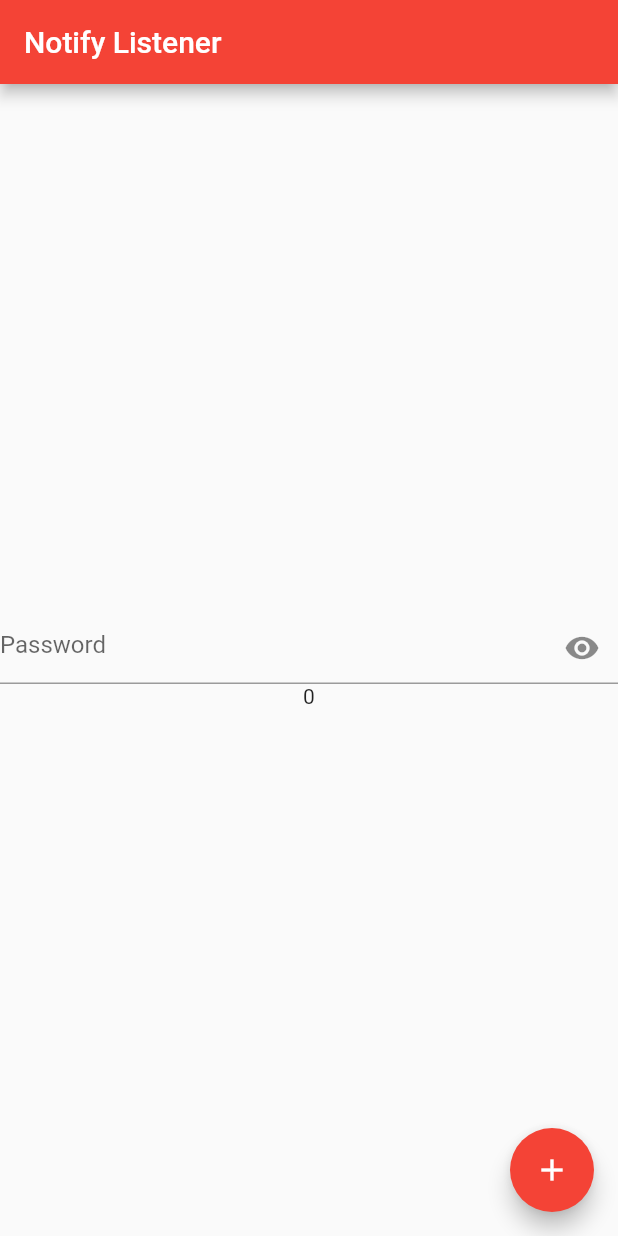
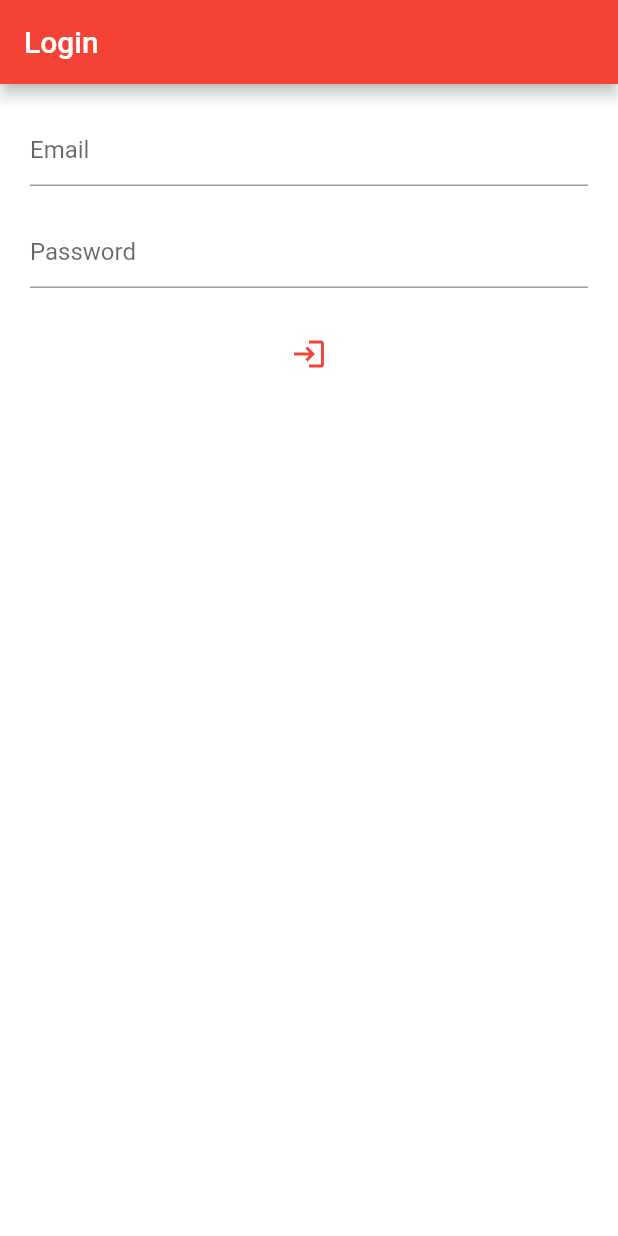
Before and after one commit to VivekJung/provider_statemanagement, a Flutter app: the screen it shows after launch, on a phone screen of 412 x 824 dp. Run offline on Flutter 3.47's test engine with Material 2 defaults, Android fonts, the phone set to English and light mode, and no system bars.

Commit message:
login-with-postApi

```diff
--- a/lib/main.dart
+++ b/lib/main.dart
@@ -1,11 +1,13 @@
 import 'package:flutter/material.dart';
 import 'package:provider/provider.dart';
+import 'package:state_management_provider_tutorial/provider/auth_provider.dart';
 import 'package:state_management_provider_tutorial/provider/count_provider.dart';
 import 'package:state_management_provider_tutorial/provider/example_1_slider.dart';
 import 'package:state_management_provider_tutorial/provider/favorite_provider.dart';
 import 'package:state_management_provider_tutorial/provider/theme_change_provider.dart';
 
 import 'package:state_management_provider_tutorial/screens/favorite/favorite_screen.dart';
+import 'package:state_management_provider_tutorial/screens/login.dart';
 import 'package:state_management_provider_tutorial/screens/theme/dark_theme.dart';
 import 'package:state_management_provider_tutorial/screens/value_notify_listener.dart';
 
@@ -25,6 +27,7 @@ class MyApp extends StatelessWidget {
         ChangeNotifierProvider(create: (_) => CountProvider()),
         ChangeNotifierProvider(create: (_) => FavoriteItemProvider()),
         ChangeNotifierProvider(create: (_) => ThemeChange()),
+        ChangeNotifierProvider(create: (_) => AuthProvider()),
       ],
       child: Builder(
         builder: ((context) {
@@ -36,13 +39,14 @@ class MyApp extends StatelessWidget {
             theme: ThemeData(
               brightness: Brightness.light,
               primarySwatch: Colors.red,
+              iconTheme: const IconThemeData(color: Colors.red),
             ),
             darkTheme: ThemeData(
               brightness: Brightness.dark,
               appBarTheme: const AppBarTheme(backgroundColor: Colors.teal),
               iconTheme: const IconThemeData(color: Colors.red),
             ),
-            home: NotifyListenerScreen(),
+            home: const LoginScreen(),
           );
         }),
       ),
--- /dev/null
+++ b/lib/provider/auth_provider.dart
@@ -0,0 +1,39 @@
+import 'dart:developer';
+
+import 'package:flutter/foundation.dart';
+import 'package:flutter/material.dart';
+import 'package:http/http.dart' as http;
+
+class AuthProvider extends ChangeNotifier {
+  //showing if the condition is loading or not
+  bool _isLoading = false;
+  bool get isLoading => _isLoading;
+
+  setLoading(bool val) {
+    _isLoading = val;
+    notifyListeners();
+  }
+
+  void login(String email, String password) async {
+    setLoading(true);
+    final uri = Uri.parse('https://reqres.in/api/login');
+    try {
+      http.Response response = await http.post(uri, body: {
+        'email': email,
+        'password': password,
+      });
+
+      log(response.statusCode.toString());
+      if (response.statusCode == 200) {
+        log('Login successful');
+        setLoading(false);
+      } else {
+        setLoading(false);
+        log('Login FAILED');
+      }
+    } catch (e) {
+      setLoading(false);
+      log('Error while logging in$e');
+    }
+  }
+}
--- /dev/null
+++ b/lib/screens/login.dart
@@ -0,0 +1,66 @@
+import 'dart:developer';
+
+import 'package:flutter/material.dart';
+import 'package:provider/provider.dart';
+import 'package:state_management_provider_tutorial/provider/auth_provider.dart';
+
+class LoginScreen extends StatefulWidget {
+  const LoginScreen({Key? key}) : super(key: key);
+
+  @override
+  State<LoginScreen> createState() => _LoginScreenState();
+}
+
+class _LoginScreenState extends State<LoginScreen> {
+  var emailController = TextEditingController();
+  var passwordController = TextEditingController();
+
+  @override
+  void dispose() {
+    emailController.dispose();
+    passwordController.dispose();
+
+    super.dispose();
+  }
+
+  @override
+  Widget build(BuildContext context) {
+    final authProvider = Provider.of<AuthProvider>(context);
+    return Scaffold(
+      backgroundColor: authProvider.isLoading ? Colors.white12 : Colors.white,
+      appBar: AppBar(
+        title: const Text("Login"),
+      ),
+      body: Padding(
+        padding: const EdgeInsets.all(20.0),
+        child: Column(
+          children: [
+            TextFormField(
+              controller: emailController,
+              decoration: const InputDecoration(hintText: 'Email'),
+            ),
+            const SizedBox(height: 20),
+            TextFormField(
+              controller: passwordController,
+              decoration: const InputDecoration(hintText: 'Password'),
+            ),
+            const SizedBox(height: 20),
+            IconButton(
+                onPressed: () {
+                  log(emailController.text);
+                  authProvider.login(
+                    emailController.text,
+                    passwordController.text,
+                  );
+                },
+                icon: authProvider.isLoading
+                    ? const Center(
+                        child: CircularProgressIndicator(),
+                      )
+                    : const Icon(Icons.login)),
+          ],
+        ),
+      ),
+    );
+  }
+}
```
Also changed, not shown: pubspec.yaml (+1 -6 lines), pubspec.lock.
